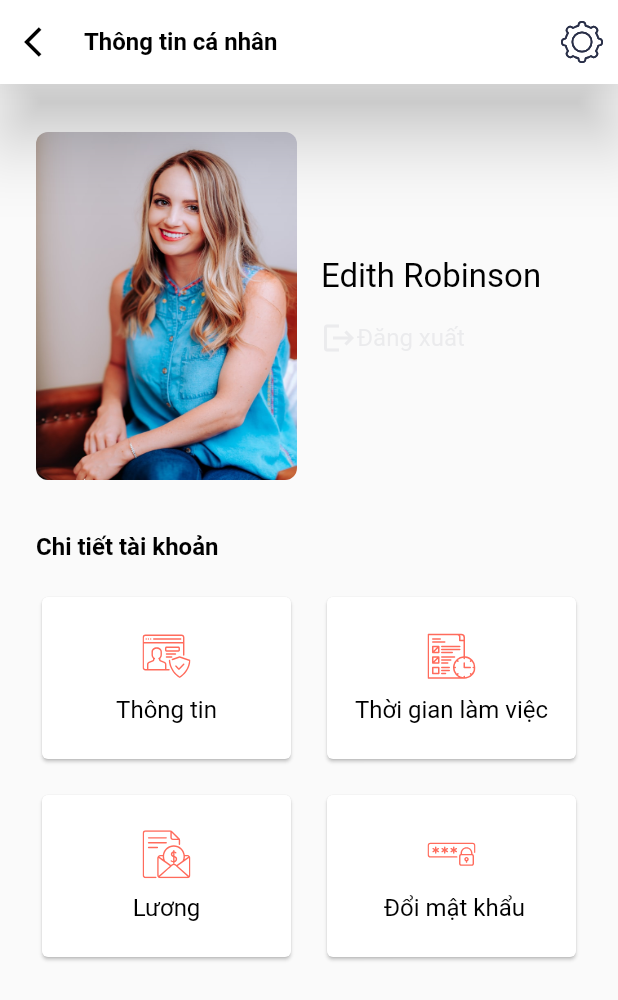
After one commit to lengocbao123/masspa_customer_app, a Flutter app: the ProfileView screen opened by its route, on a phone screen of 412 x 824 dp. The commit adds this screen. Shown: the top 1000 px of the screen. Run offline on Flutter 3.47's test engine with Material 2 defaults, Android fonts, the phone set to English and light mode, and no system bars; our stand-ins replace country_code_picker, dio, flutter_svg, form_field_validator, get, get_storage and 1 more; accounts and stored records are empty.

Commit message:
Profile screen

```diff
--- a/lib/lang/vi.dart
+++ b/lib/lang/vi.dart
@@ -16,11 +16,11 @@ vi() {
     'forgot_pass': 'Quên mật khẩu',
     'country_code': "Mã QG",
     'left_welcome': 'Welcome ',
-    'left_profile': 'Profile',
+    'profile': 'Thông tin cá nhân',
     'left_noti': 'Notifications',
     'left_reports': 'Reports',
-    'left_settings': 'Settings',
-    'left_signout': 'Sign out',
+    'settings': 'Settings',
+    'signout': 'Đăng xuất',
     'left_share': 'Share',
     'left_help': 'Help',
     'required_validation': 'Thông tin bắt buộc',
@@ -31,10 +31,22 @@ vi() {
     'enter_verify_code':
         'Vui lòng nhập mã xác thực vừa gửi đến điện thoại của bạn',
     'send': 'Gửi',
-    'tracking_time':'Thời gian theo dõi',
-    'view_booking':'Xem lịch đặt chỗ',
-    'working_list':'Danh sách công việc',
-    'finish':'Hoàn thành'
+    'tracking_time': 'Thời gian theo dõi',
+    'view_booking': 'Xem lịch đặt chỗ',
+    'working_list': 'Danh sách công việc',
+    'finish': 'Hoàn thành',
+    'account_detail': 'Chi tiết tài khoản',
+    'information': 'Thông tin',
+    'working_time': 'Thời gian làm việc',
+    'salary': 'Lương',
+    'change_password': ' Đổi mật khẩu',
+    'fist_name':'Họ',
+    'last_name':'Tên',
+    'phone_number':'Số điện thoại',
+    'email':'Email',
+    'address':'Địa chỉ',
+    'gender':'Giới tính',
+    'save':'Lưu'
     /* end  */
   };
 }
--- a/lib/main.dart
+++ b/lib/main.dart
@@ -30,7 +30,7 @@ void main() async {
     GetMaterialApp(
       title: "Application",
       debugShowCheckedModeBanner: false,
-      initialRoute: AppPages.HOME,
+      initialRoute: AppPages.LOGIN,
       theme: ThemeData(fontFamily: 'Roboto'),
       translations: Lang(),
       locale: Locale('vi', 'VN'),
--- a/lib/pages/home/home_view.dart
+++ b/lib/pages/home/home_view.dart
@@ -1,6 +1,5 @@
 import 'package:flutter/material.dart';
 import 'package:get/get.dart';
-import 'package:masspa_customer_app/navi/left_navi.dart';
 import 'package:masspa_customer_app/pages/home/toggle_screen_widget.dart';
 import 'package:masspa_customer_app/pages/home/working/working_list_widget.dart';
 import 'app_bar_widget.dart';
@@ -14,7 +13,6 @@ class HomeView extends StatelessWidget {
     return Scaffold(
       appBar: PreferredSize(
           preferredSize: const Size.fromHeight(60), child: HomeAppBarWidget()),
-      drawer: leftNavi("User"),
       body: SingleChildScrollView(
         primary: false,
         child: Container(
--- /dev/null
+++ b/lib/pages/profile/basic_info_widget.dart
@@ -0,0 +1,64 @@
+import 'package:flutter/material.dart';
+import 'package:masspa_customer_app/routes/app_pages.dart';
+import 'package:masspa_customer_app/utils/colors.dart';
+import 'package:masspa_customer_app/utils/constants.dart';
+import 'package:get/get.dart';
+
+class BasicInfoWiget extends StatelessWidget {
+  @override
+  Widget build(BuildContext context) {
+    return Row(
+      children: [
+        Flexible(
+            flex: 1,
+            child: AspectRatio(
+              aspectRatio: 3 / 4,
+              child: ClipRRect(
+                borderRadius: BorderRadius.circular(8.0),
+                child: Image.asset(
+                  'assets/images/avatar.jpg',
+                  fit: BoxFit.fill,
+                ),
+              ),
+            )),
+        SizedBox(
+          width: 16,
+        ),
+        Flexible(
+            flex: 1,
+            child: Container(
+              child: Column(
+                crossAxisAlignment: CrossAxisAlignment.start,
+                mainAxisAlignment: MainAxisAlignment.start,
+                children: <Widget>[
+                  Text(
+                    "Edith Robinson",
+                    style:
+                        TextStyle(color: Colors.black, fontSize: textSizeLarge),
+                  ),
+                  SizedBox(
+                    height: 16,
+                  ),
+                  Row(
+                    children: [
+                      Icon(Icons.logout, color: textColorSecondary),
+                      InkWell(
+                        onTap: () {
+                          Get.offAllNamed(AppPages.LOGIN);
+                        },
+                        child: Text(
+                          "signout".tr,
+                          style: TextStyle(
+                              color: textColorSecondary,
+                              fontSize: textSizeMedium),
+                        ),
+                      )
+                    ],
+                  )
+                ],
+              ),
+            ))
+      ],
+    );
+  }
+}
--- /dev/null
+++ b/lib/pages/profile/profile_view.dart
@@ -0,0 +1,216 @@
+import 'package:flutter/material.dart';
+import 'package:flutter_svg/svg.dart';
+import 'package:get/get.dart';
+import 'package:masspa_customer_app/routes/app_pages.dart';
+import 'package:masspa_customer_app/utils/constants.dart';
+import 'basic_info_widget.dart';
+
+class ProfileView extends StatelessWidget {
+  @override
+  Widget build(BuildContext context) {
+    return Scaffold(
+      appBar: AppBar(
+        backgroundColor: Colors.white,
+        elevation: 20,
+        leading: InkWell(
+          onTap: () {
+            Get.back();
+          },
+          child: Icon(
+            Icons.arrow_back_ios,
+            color: Colors.black,
+          ),
+        ),
+        titleSpacing: 0,
+        actions: [
+          InkWell(
+            onTap: () {},
+            child: SvgPicture.asset(
+              "assets/images/icons/settings.svg",
+              width: 28,
+              height: 28,
+            ),
+          ),
+          SizedBox(
+            width: 10,
+          )
+        ],
+        title: Text(
+          "profile".tr,
+          style: TextStyle(
+              fontSize: textSizeMedium,
+              fontWeight: FontWeight.bold,
+              color: Colors.black),
+        ),
+      ),
+      body: SingleChildScrollView(
+        primary: false,
+        child: Container(
+          padding: EdgeInsets.symmetric(vertical: 32, horizontal: 24),
+          child: Column(
+            crossAxisAlignment: CrossAxisAlignment.start,
+            children: [
+              BasicInfoWiget(),
+              SizedBox(
+                height: 35,
+              ),
+              Text(
+                "account_detail".tr,
+                style: TextStyle(
+                    fontSize: textSizeMedium,
+                    color: Colors.black,
+                    fontWeight: FontWeight.bold),
+              ),
+              SizedBox(
+                height: 20,
+              ),
+              Row(
+                children: [
+                  Flexible(
+                      flex: 3,
+                      child: InkWell(
+                        onTap: () {
+                          Get.toNamed(AppPages.PROFILE_INFORMATION);
+                        },
+                        child: AspectRatio(
+                          aspectRatio: 3 / 2,
+                          child: Card(
+                            child: Center(
+                              child: Column(
+                                mainAxisAlignment: MainAxisAlignment.center,
+                                children: [
+                                  SvgPicture.asset(
+                                    "assets/images/icons/account.svg",
+                                    height: 32,
+                                    width: 32,
+                                  ),
+                                  SizedBox(
+                                    height: 10,
+                                  ),
+                                  Text(
+                                    "information".tr,
+                                    style: TextStyle(
+                                        fontSize: textSizeMedium,
+                                        color: Colors.black),
+                                  )
+                                ],
+                              ),
+                            ),
+                          ),
+                        ),
+                      )),
+                  SizedBox(
+                    width: 16,
+                  ),
+                  Flexible(
+                      flex: 3,
+                      child: InkWell(
+                        onTap: () {},
+                        child: AspectRatio(
+                          aspectRatio: 3 / 2,
+                          child: Card(
+                            child: Center(
+                              child: Column(
+                                mainAxisAlignment: MainAxisAlignment.center,
+                                children: [
+                                  SvgPicture.asset(
+                                    "assets/images/icons/time-sheet.svg",
+                                    height: 32,
+                                    width: 32,
+                                  ),
+                                  SizedBox(
+                                    height: 10,
+                                  ),
+                                  Text(
+                                    "working_time".tr,
+                                    style: TextStyle(
+                                        fontSize: textSizeMedium,
+                                        color: Colors.black),
+                                  )
+                                ],
+                              ),
+                            ),
+                          ),
+                        ),
+                      )),
+                ],
+              ),
+              SizedBox(
+                height: 16,
+              ),
+              Row(
+                children: [
+                  Flexible(
+                      flex: 3,
+                      child: InkWell(
+                        onTap: () {},
+                        child: AspectRatio(
+                          aspectRatio: 3 / 2,
+                          child: Card(
+                            child: Center(
+                              child: Column(
+                                mainAxisAlignment: MainAxisAlignment.center,
+                                children: [
+                                  SvgPicture.asset(
+                                    "assets/images/icons/salary.svg",
+                                    height: 32,
+                                    width: 32,
+                                  ),
+                                  SizedBox(
+                                    height: 10,
+                                  ),
+                                  Text(
+                                    "salary".tr,
+                                    style: TextStyle(
+                                        fontSize: textSizeMedium,
+                                        color: Colors.black),
+                                  )
+                                ],
+                              ),
+                            ),
+                          ),
+                        ),
+                      )),
+                  SizedBox(
+                    width: 16,
+                  ),
+                  Flexible(
+                      flex: 3,
+                      child: InkWell(
+                        onTap: () {},
+                        child: AspectRatio(
+                          aspectRatio: 3 / 2,
+                          child: Card(
+                            child: Center(
+                              child: Column(
+                                mainAxisAlignment: MainAxisAlignment.center,
+                                children: [
+                                  SvgPicture.asset(
+                                    "assets/images/icons/password.svg",
+                                    height: 32,
+                                    width: 32,
+                                  ),
+                                  SizedBox(
+                                    height: 10,
+                                  ),
+                                  Text(
+                                    "change_password".tr,
+                                    style: TextStyle(
+                                        fontSize: textSizeMedium,
+                                        color: Colors.black),
+                                  )
+                                ],
+                              ),
+                            ),
+                          ),
+                        ),
+                      ))
+                ],
+              )
+            ],
+          ),
+        ),
+      ),
+    );
+  }
+}
--- a/lib/routes/app_pages.dart
+++ b/lib/routes/app_pages.dart
@@ -1,5 +1,7 @@
 import 'package:masspa_customer_app/pages/active_code/active_code_view.dart';
 import 'package:masspa_customer_app/pages/forgot_password/forgot_password_view.dart';
+import 'package:masspa_customer_app/pages/profile/information/information_view.dart';
+import 'package:masspa_customer_app/pages/profile/profile_view.dart';
 import 'package:masspa_customer_app/pages/register/register_view.dart';
 import 'package:masspa_customer_app/pages/reset_password/reset_password_view.dart';
 import 'package:masspa_customer_app/pages/welcome/welcome_view.dart';
@@ -18,6 +20,9 @@ class AppPages {
   static const FORGOT_PASSWORD = Routes.FORGOT_PASSWORD;
   static const ACTIVE_CODE = Routes.ACTIVE_CODE;
   static const RESET_PASSWORD = Routes.RESET_PASSWORD;
+  static const PROFILE = Routes.PROFILE;
+  static const PROFILE_INFORMATION = Routes.PROFILE_INFORMATION;
+
   static final routes = [
     GetPage(
       name: Routes.WELCOME,
@@ -46,6 +51,14 @@ class AppPages {
     GetPage(
       name: Routes.RESET_PASSWORD,
       page: () => ResetPasswordView(),
+    ),
+    GetPage(
+      name: Routes.PROFILE,
+      page: () => ProfileView(),
+    ),
+    GetPage(
+      name: Routes.PROFILE_INFORMATION,
+      page: () => ProfileInformationView(),
     )
   ];
 }
--- a/lib/routes/app_routes.dart
+++ b/lib/routes/app_routes.dart
@@ -8,4 +8,6 @@ abstract class Routes {
   static const FORGOT_PASSWORD = '/forgot-password';
   static const ACTIVE_CODE = '/active-code';
   static const RESET_PASSWORD = '/reset-password';
+  static const PROFILE = '/profile';
+  static const PROFILE_INFORMATION = '/profile-information';
 }
--- a/lib/utils/colors.dart
+++ b/lib/utils/colors.dart
@@ -1,7 +1,7 @@
 import 'package:flutter/material.dart';
 
 var textColorPrimary = materialColor(0xFFFF513F);
-const textColorSecondary = Color(0XFF747474);
+const textColorSecondary = Color.fromRGBO(148, 151, 163, 0.15);
 const edit_text_background = Color(0XFFE8E8E8);
 const white = Color(0XFFffffff);
 const colorPrimary = Color(0xFFFF513F);
--- a/lib/utils/constants.dart
+++ b/lib/utils/constants.dart
@@ -9,7 +9,7 @@ const textSizeSMedium = 14.0;
 const textSizeMedium = 16.0;
 const textSizeLargeMedium = 18.0;
 const textSizeNormal = 20.0;
-const textSizeLarge = 24.0;
+const textSizeLarge = 22.0;
 const textSizeXLarge = 30.0;
 
 //const profileImage = 'assets/images/profile.png';
```
Also changed, not shown: lib/lang/en.dart (+15 -3 lines), lib/pages/home/app_bar_widget.dart (+17 -7 lines), lib/pages/profile/information/information_form_widget.dart (added, +104 -0 lines), lib/pages/profile/information/information_view.dart (added, +78 -0 lines), assets/images/avatar.jpg (added), assets/images/icons/account.svg (added), assets/images/icons/password.svg (added), assets/images/icons/salary.svg (added), assets/images/icons/settings.svg (added), assets/images/icons/time-sheet.svg (added), assets/images/icons/timetable.svg.
